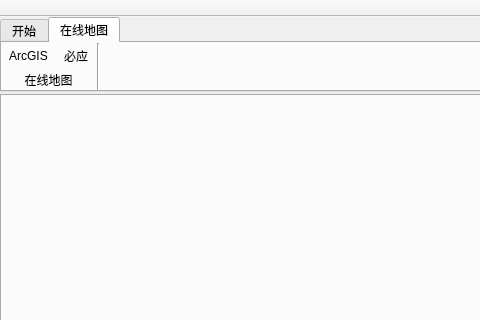
Above: SinianGIS/mainwindow.ui from fafa1899/SinianGIS before the change; both pictures show x 0 to 480 and y 0 to 320 of the 1300 by 800 pixel window. Below: the same form after it.
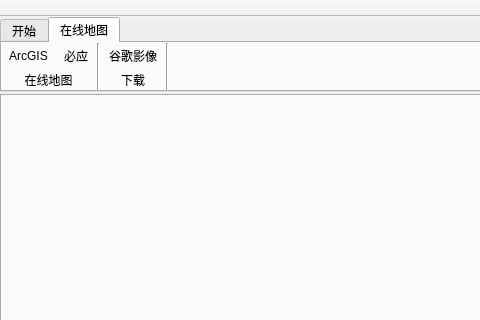
That is the form after the change. The open tabs and pages were chosen to show the change. Icons and pictures are not drawn.

Commit message: [#2]谷歌影像地图的下载

Patch:
```diff
--- a/SinianGIS/mainwindow.ui
+++ b/SinianGIS/mainwindow.ui
@@ -482,6 +482,64 @@
           </property>
          </widget>
         </item>
+        <item>
+         <widget class="QWidget" name="widget_4" native="true">
+          <layout class="QVBoxLayout" name="verticalLayout_3">
+           <property name="spacing">
+            <number>2</number>
+           </property>
+           <property name="leftMargin">
+            <number>0</number>
+           </property>
+           <property name="topMargin">
+            <number>0</number>
+           </property>
+           <property name="rightMargin">
+            <number>0</number>
+           </property>
+           <property name="bottomMargin">
+            <number>0</number>
+           </property>
+           <item>
+            <widget class="QToolButton" name="tBGoogleImageDownload">
+             <property name="text">
+              <string>谷歌影像</string>
+             </property>
+             <property name="icon">
+              <iconset resource="Res.qrc">
+               <normaloff>:/Res/Google.png</normaloff>:/Res/Google.png</iconset>
+             </property>
+             <property name="iconSize">
+              <size>
+               <width>32</width>
+               <height>32</height>
+              </size>
+             </property>
+             <property name="toolButtonStyle">
+              <enum>Qt::ToolButtonTextUnderIcon</enum>
+             </property>
+             <property name="autoRaise">
+              <bool>true</bool>
+             </property>
+            </widget>
+           </item>
+           <item>
+            <widget class="QLabel" name="label_4">
+             <property name="text">
+              <string>&lt;html&gt;&lt;head/&gt;&lt;body&gt;&lt;p align=&quot;center&quot;&gt;下载&lt;/p&gt;&lt;/body&gt;&lt;/html&gt;</string>
+             </property>
+            </widget>
+           </item>
+          </layout>
+         </widget>
+        </item>
+        <item>
+         <widget class="Line" name="line_4">
+          <property name="orientation">
+           <enum>Qt::Vertical</enum>
+          </property>
+         </widget>
+        </item>
         <item>
          <spacer name="horizontalSpacer_2">
           <property name="orientation">
```
Left out of the diff: 2 changed lines with no effect on the pictures. The commit also changes 12 other files.
